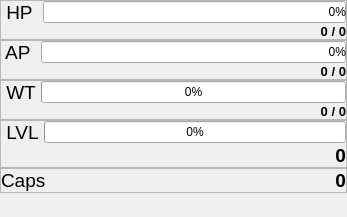
This is widgets/playerinfo/ui/playerinfowidget.ui in matzman666/PyPipboyApp as Qt 5 draws it before an edit. The edited form follows.
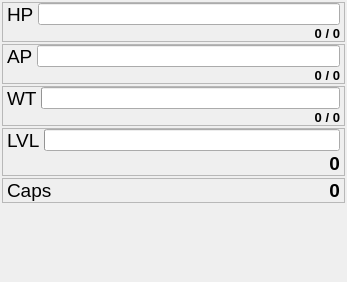
This is the edited form.

The edit to the form file:
```diff
--- a/widgets/playerinfo/ui/playerinfowidget.ui
+++ b/widgets/playerinfo/ui/playerinfowidget.ui
@@ -7,7 +7,7 @@
     <x>0</x>
     <y>0</y>
     <width>347</width>
-    <height>217</height>
+    <height>282</height>
    </rect>
   </property>
   <property name="windowTitle">
@@ -15,19 +15,19 @@
   </property>
   <layout class="QVBoxLayout" name="verticalLayout">
    <property name="spacing">
-    <number>0</number>
+    <number>2</number>
    </property>
    <property name="leftMargin">
-    <number>0</number>
+    <number>2</number>
    </property>
    <property name="topMargin">
-    <number>0</number>
+    <number>2</number>
    </property>
    <property name="rightMargin">
-    <number>0</number>
+    <number>2</number>
    </property>
    <property name="bottomMargin">
-    <number>0</number>
+    <number>2</number>
    </property>
    <item>
     <widget class="QFrame" name="frame_2">
@@ -45,19 +45,19 @@
      </property>
      <layout class="QFormLayout" name="formLayout_3">
       <property name="horizontalSpacing">
-       <number>0</number>
+       <number>4</number>
       </property>
       <property name="verticalSpacing">
        <number>0</number>
       </property>
       <property name="leftMargin">
-       <number>0</number>
+       <number>4</number>
       </property>
       <property name="topMargin">
        <number>0</number>
       </property>
       <property name="rightMargin">
-       <number>0</number>
+       <number>4</number>
       </property>
       <property name="bottomMargin">
        <number>0</number>
@@ -72,7 +72,7 @@
          </font>
         </property>
         <property name="text">
-         <string> HP  </string>
+         <string>HP</string>
         </property>
        </widget>
       </item>
@@ -100,11 +100,14 @@
          <set>Qt::AlignRight|Qt::AlignTrailing|Qt::AlignVCenter</set>
         </property>
         <property name="textVisible">
-         <bool>true</bool>
+         <bool>false</bool>
         </property>
         <property name="orientation">
          <enum>Qt::Horizontal</enum>
         </property>
+        <property name="format">
+         <string>%p% </string>
+        </property>
        </widget>
       </item>
       <item row="1" column="1">
@@ -143,19 +146,19 @@
      </property>
      <layout class="QFormLayout" name="formLayout_2">
       <property name="horizontalSpacing">
-       <number>0</number>
+       <number>4</number>
       </property>
       <property name="verticalSpacing">
        <number>0</number>
       </property>
       <property name="leftMargin">
-       <number>0</number>
+       <number>4</number>
       </property>
       <property name="topMargin">
        <number>0</number>
       </property>
       <property name="rightMargin">
-       <number>0</number>
+       <number>4</number>
       </property>
       <property name="bottomMargin">
        <number>0</number>
@@ -201,7 +204,10 @@
          <set>Qt::AlignRight|Qt::AlignTrailing|Qt::AlignVCenter</set>
         </property>
         <property name="textVisible">
-         <bool>true</bool>
+         <bool>false</bool>
+        </property>
+        <property name="format">
+         <string>%p% </string>
         </property>
        </widget>
       </item>
@@ -215,7 +221,7 @@
          </font>
         </property>
         <property name="text">
-         <string> AP  </string>
+         <string>AP</string>
         </property>
        </widget>
       </item>
@@ -238,19 +244,19 @@
      </property>
      <layout class="QFormLayout" name="formLayout_5">
       <property name="horizontalSpacing">
-       <number>0</number>
+       <number>4</number>
       </property>
       <property name="verticalSpacing">
        <number>0</number>
       </property>
       <property name="leftMargin">
-       <number>0</number>
+       <number>4</number>
       </property>
       <property name="topMargin">
        <number>0</number>
       </property>
       <property name="rightMargin">
-       <number>0</number>
+       <number>4</number>
       </property>
       <property name="bottomMargin">
        <number>0</number>
@@ -263,7 +269,7 @@
          </font>
         </property>
         <property name="text">
-         <string> WT </string>
+         <string>WT</string>
         </property>
        </widget>
       </item>
@@ -279,7 +285,10 @@
          <set>Qt::AlignRight|Qt::AlignTrailing|Qt::AlignVCenter</set>
         </property>
         <property name="textVisible">
-         <bool>true</bool>
+         <bool>false</bool>
+        </property>
+        <property name="format">
+         <string>%p% </string>
         </property>
        </widget>
       </item>
@@ -319,19 +328,19 @@
      </property>
      <layout class="QFormLayout" name="formLayout_4">
       <property name="horizontalSpacing">
-       <number>0</number>
+       <number>4</number>
       </property>
       <property name="verticalSpacing">
        <number>0</number>
       </property>
       <property name="leftMargin">
-       <number>0</number>
+       <number>4</number>
       </property>
       <property name="topMargin">
        <number>0</number>
       </property>
       <property name="rightMargin">
-       <number>0</number>
+       <number>4</number>
       </property>
       <property name="bottomMargin">
        <number>0</number>
@@ -344,7 +353,7 @@
          </font>
         </property>
         <property name="text">
-         <string> LVL </string>
+         <string>LVL</string>
         </property>
        </widget>
       </item>
@@ -377,7 +386,10 @@
          <set>Qt::AlignRight|Qt::AlignTrailing|Qt::AlignVCenter</set>
         </property>
         <property name="textVisible">
-         <bool>true</bool>
+         <bool>false</bool>
+        </property>
+        <property name="format">
+         <string>%p% </string>
         </property>
        </widget>
       </item>
@@ -400,19 +412,19 @@
      </property>
      <layout class="QFormLayout" name="formLayout">
       <property name="horizontalSpacing">
-       <number>0</number>
+       <number>4</number>
       </property>
       <property name="verticalSpacing">
        <number>0</number>
       </property>
       <property name="leftMargin">
-       <number>0</number>
+       <number>4</number>
       </property>
       <property name="topMargin">
        <number>0</number>
       </property>
       <property name="rightMargin">
-       <number>0</number>
+       <number>4</number>
       </property>
       <property name="bottomMargin">
        <number>0</number>
```
